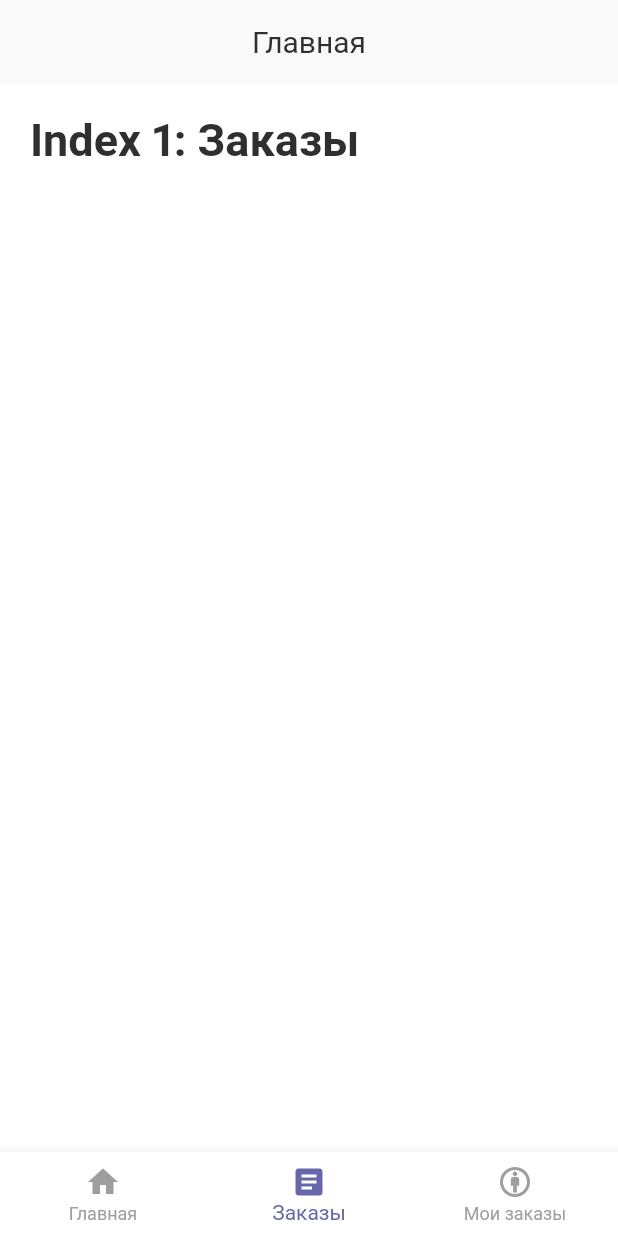
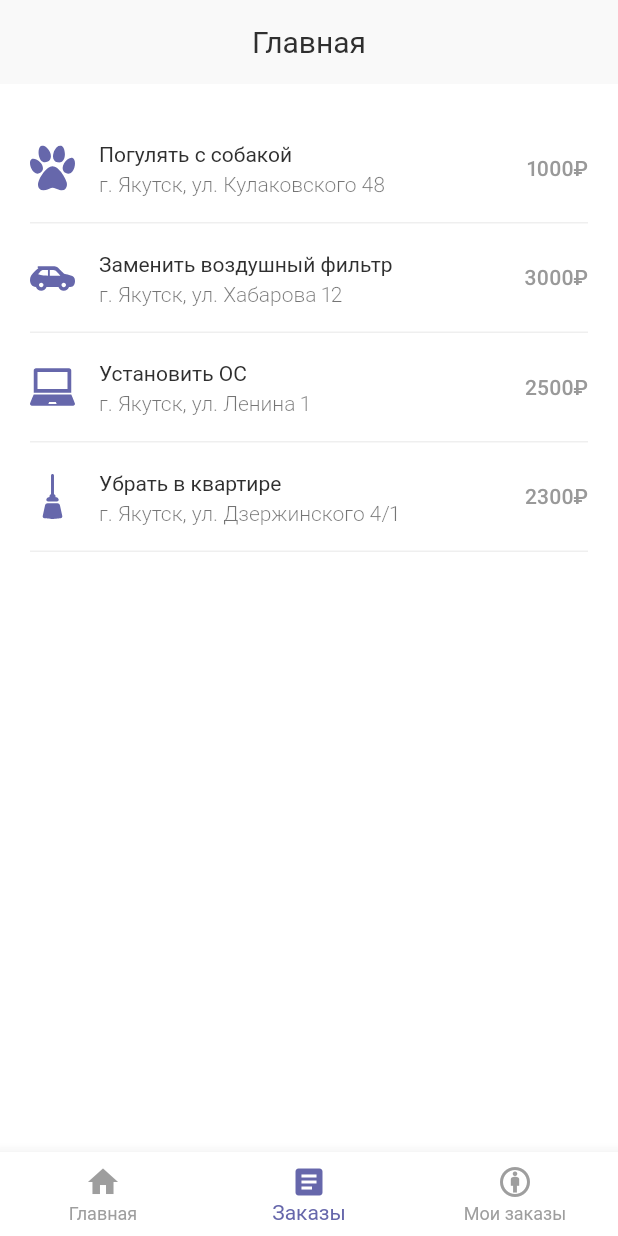
Before and after one commit to fedniko/self-employment, a Flutter app: the HomeScreen screen opened directly, item 2 of the bottom bar chosen, on a phone screen of 412 x 824 dp. Run offline on Flutter 3.47's test engine with Material 2 defaults, Android fonts, the phone set to English and light mode, and no system bars; our stand-ins replace after_layout, flutter_svg, introduction_screen, shared_preferences; accounts and stored records are empty; Roboto replaces fonts that are missing (Raleway).

Commit message:
feat: add order list

```diff
--- a/lib/home_screen.dart
+++ b/lib/home_screen.dart
@@ -1,4 +1,5 @@
 import 'package:fedniko_self_employment/grid_links.dart';
+import 'package:fedniko_self_employment/order_list.dart';
 import 'package:flutter/cupertino.dart';
 import 'package:flutter/foundation.dart';
 import 'package:flutter/material.dart';
@@ -32,9 +33,13 @@ class _HomeScreenState extends State<HomeScreen> {
         GridLinksWidget(),
       ],
     ),
-    const Text(
-      'Index 1: Заказы',
-      style: optionStyle,
+    Column(
+      mainAxisAlignment: MainAxisAlignment.start,
+      crossAxisAlignment: CrossAxisAlignment.baseline,
+      textBaseline: TextBaseline.alphabetic,
+      children: [
+        OrderListWidget(),
+      ],
     ),
     const Text(
       'Index 2: Мои заказы',
--- /dev/null
+++ b/lib/order_list.dart
@@ -0,0 +1,189 @@
+import 'package:flutter/material.dart';
+
+// import 'package:flutter_markdown/flutter_markdown.dart';
+import 'package:flutter_svg/flutter_svg.dart';
+import 'package:flutter/cupertino.dart';
+
+class OrderList {
+  String? title;
+  String? price;
+  String? address;
+  String? category;
+  String? content;
+
+  OrderList(
+      {this.title, this.price, this.address, this.category, this.content});
+}
+
+class OrderListWidget extends StatelessWidget {
+  OrderListWidget({Key? key}) : super(key: key);
+
+  final order = <OrderList>[
+    OrderList(
+        title: 'Погулять с собакой',
+        price: '1000₽',
+        address: 'г. Якутск, ул. Кулаковского 48',
+        category: 'pets',
+        content: 'Hello world!'),
+    OrderList(
+        title: 'Заменить воздушный фильтр',
+        price: '3000₽',
+        address: 'г. Якутск, ул. Хабарова 12',
+        category: 'car',
+        content: 'Hello world!'),
+    OrderList(
+        title: 'Установить ОС',
+        price: '2500₽',
+        address: 'г. Якутск, ул. Ленина 1',
+        category: 'computer',
+        content: 'Hello world!'),
+    OrderList(
+        title: 'Убрать в квартире',
+        price: '2300₽',
+        address: 'г. Якутск, ул. Дзержинского 4/1',
+        category: 'cleaning',
+        content: 'Hello world!'),
+  ];
+
+  @override
+  Widget build(BuildContext context) {
+    return Container(
+      child: ListView.builder(
+          physics: const ClampingScrollPhysics(),
+          shrinkWrap: true,
+          itemCount: order.length,
+          itemBuilder: (context, i) {
+            return Container(
+              margin: const EdgeInsets.all(0),
+              decoration: const BoxDecoration(
+                  border: Border(
+                      bottom: BorderSide(
+                          width: 1,
+                          color: Color.fromRGBO(228, 228, 228, 0.6)))),
+              child: ListTile(
+                contentPadding: const EdgeInsets.all(0),
+                leading: Column(
+                  mainAxisAlignment: MainAxisAlignment.center,
+                  children: [
+                    leading(context, order[i]),
+                  ],
+                ),
+                minLeadingWidth: 30,
+                title: Text(
+                  order[i].title!,
+                  style: const TextStyle(
+                    fontFamily: 'Raleway',
+                    fontWeight: FontWeight.w400,
+                  ),
+                ),
+                subtitle: Text(
+                  order[i].address!,
+                  style: const TextStyle(
+                    fontFamily: 'Raleway',
+                    fontWeight: FontWeight.w300,
+                  ),
+                ),
+                trailing: Text(
+                  order[i].price!,
+                  style: const TextStyle(
+                    color: Color(0xff999999),
+                    fontWeight: FontWeight.w500,
+                  ),
+                ),
+                isThreeLine: false,
+                onTap: () {
+                  Navigator.push(
+                    context,
+                    CupertinoPageRoute(
+                        builder: (context) => orderItem(context, order[i])),
+                  );
+                },
+              ),
+            );
+          }),
+    );
+  }
+}
+
+Widget leading(BuildContext context, OrderList orderList) {
+  var icon = 'assets/images/cat1.svg';
+  switch (orderList.category) {
+    case 'fav':
+      icon = 'assets/images/cat1.svg';
+      break;
+    case 'repair':
+      icon = 'assets/images/cat2.svg';
+      break;
+    case 'car':
+      icon = 'assets/images/cat3.svg';
+      break;
+    case 'pets':
+      icon = 'assets/images/cat4.svg';
+      break;
+    case 'computer':
+      icon = 'assets/images/cat5.svg';
+      break;
+    case 'cleaning':
+      icon = 'assets/images/cat6.svg';
+      break;
+    case 'strong':
+      icon = 'assets/images/cat7.svg';
+      break;
+  }
+
+  return SvgPicture.asset(
+    icon,
+    height: 30,
+    width: 30,
+  );
+}
+
+Widget orderItem(BuildContext context, OrderList orderList) {
+  return Scaffold(
+    appBar: AppBar(
+      title: const Text(
+        "Детали заказа",
+      ),
+    ),
+    body: SingleChildScrollView(
+        child: Container(
+      margin: const EdgeInsets.symmetric(horizontal: 20, vertical: 0),
+      child: Column(
+        crossAxisAlignment: CrossAxisAlignment.start,
+        children: [
+          ListTile(
+            contentPadding: const EdgeInsets.symmetric(horizontal: 0),
+            leading: Column(
+              mainAxisAlignment: MainAxisAlignment.center,
+              children: [
+                leading(context, orderList),
+              ],
+            ),
+            minLeadingWidth: 15,
+            title: Text(
+              orderList.title!,
+              style: const TextStyle(
+                fontFamily: 'Raleway',
+                fontWeight: FontWeight.w300,
+              ),
+            ),
+            trailing: Text(
+              orderList.price!,
+              style: const TextStyle(
+                color: Color(0xff999999),
+                fontWeight: FontWeight.w300,
+              ),
+            ),
+          ),
+          Text(
+            orderList.content!,
+            style: const TextStyle(
+              color: Color(0xff999999),
+              fontWeight: FontWeight.w300,
+            ),
+          ),
+        ],
+      ),
+    )),
+  );
+}
```
Also changed, not shown: assets/images/cat1.svg (added), assets/images/cat2.svg (added), assets/images/cat3.svg (added), assets/images/cat4.svg (added), assets/images/cat5.svg (added), assets/images/cat6.svg (added), assets/images/cat7.svg (added).
